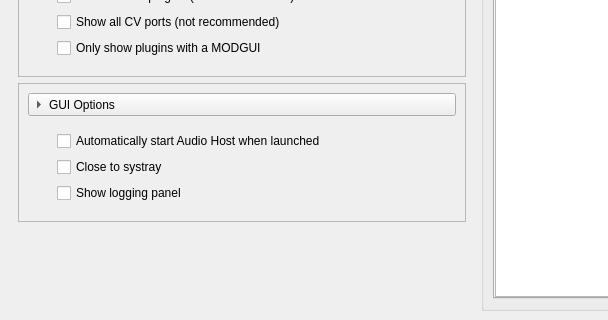
The window that src/systray/mod-desktop.ui (mod-audio/mod-desktop) describes before a commit, drawn with Qt 5; both pictures show x 0 to 608 and y 573 to 893 of the 1010 by 893 pixel window.
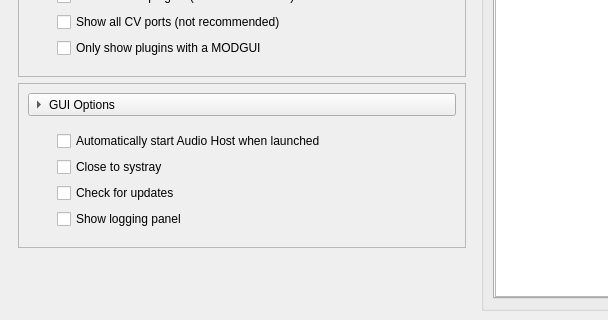
The same window after the commit. Icons and pictures are not drawn. Custom widgets are drawn as their Qt base class.

Commit message:
Launcher: "Check for updates" box
On by default. Passes MOD_DESKTOP_UPDATE_CHECK to mod-ui, which does the
daily check against the GitHub releases and shows the banner.

Diff of the .ui file:
```diff
--- a/src/systray/mod-desktop.ui
+++ b/src/systray/mod-desktop.ui
@@ -910,6 +910,16 @@
                  </property>
                 </widget>
                </item>
+               <item>
+                <widget class="QCheckBox" name="cb_update_check">
+                 <property name="toolTip">
+                  <string>Once a day, ask GitHub whether a newer MOD Desktop build is out for this computer, and show a notice in the web interface. Nothing about you is sent.</string>
+                 </property>
+                 <property name="text">
+                  <string>Check for updates</string>
+                 </property>
+                </widget>
+               </item>
                <item>
                 <widget class="QCheckBox" name="cb_verbose_basic">
                  <property name="text">
```
The commit also changes 1 other file.
